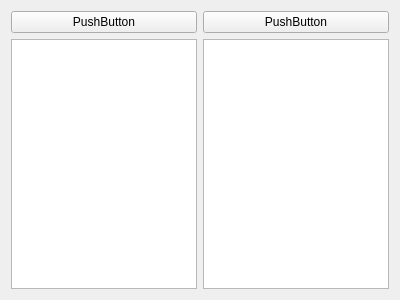
First picture: the form in src/components/canrawfilter/gui/canrawfilter.ui, repository GENIVI/CANdevStudio, before the edit.
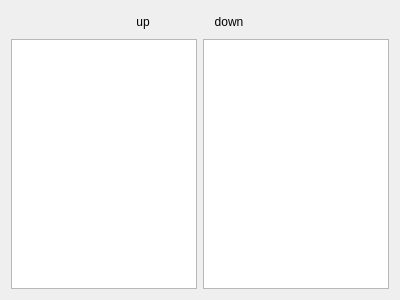
Second picture: the form after the edit. Icons and pictures are not drawn.

Diff of the .ui file:
```diff
--- a/src/components/canrawfilter/gui/canrawfilter.ui
+++ b/src/components/canrawfilter/gui/canrawfilter.ui
@@ -14,43 +14,118 @@
    <string>CanRawFilter</string>
   </property>
   <layout class="QVBoxLayout" name="verticalLayout">
+   <item>
+    <layout class="QHBoxLayout" name="horizontalLayout_2">
+     <item>
+      <widget class="QPushButton" name="pbAdd">
+       <property name="text">
+        <string/>
+       </property>
+       <property name="icon">
+        <iconset resource="../../../../CANdevResources.qrc">
+         <normaloff>:/images/files/images/light/CANbus_icon_Add.svg</normaloff>:/images/files/images/light/CANbus_icon_Add.svg</iconset>
+       </property>
+       <property name="iconSize">
+        <size>
+         <width>32</width>
+         <height>32</height>
+        </size>
+       </property>
+       <property name="flat">
+        <bool>true</bool>
+       </property>
+      </widget>
+     </item>
+     <item>
+      <widget class="QPushButton" name="pbRemve">
+       <property name="text">
+        <string/>
+       </property>
+       <property name="icon">
+        <iconset resource="../../../../CANdevResources.qrc">
+         <normaloff>:/images/files/images/light/CANbus_icon_Remove.svg</normaloff>:/images/files/images/light/CANbus_icon_Remove.svg</iconset>
+       </property>
+       <property name="iconSize">
+        <size>
+         <width>32</width>
+         <height>32</height>
+        </size>
+       </property>
+       <property name="flat">
+        <bool>true</bool>
+       </property>
+      </widget>
+     </item>
+     <item>
+      <widget class="QPushButton" name="pushButton">
+       <property name="text">
+        <string>up</string>
+       </property>
+       <property name="flat">
+        <bool>true</bool>
+       </property>
+      </widget>
+     </item>
+     <item>
+      <widget class="QPushButton" name="pushButton_2">
+       <property name="text">
+        <string>down</string>
+       </property>
+       <property name="flat">
+        <bool>true</bool>
+       </property>
+      </widget>
+     </item>
+     <item>
+      <spacer name="horizontalSpacer">
+       <property name="orientation">
+        <enum>Qt::Horizontal</enum>
+       </property>
+       <property name="sizeHint" stdset="0">
+        <size>
+         <width>40</width>
+         <height>20</height>
+        </size>
+       </property>
+      </spacer>
+     </item>
+     <item>
+      <widget class="QPushButton" name="pbDockUndock">
+       <property name="text">
+        <string/>
+       </property>
+       <property name="icon">
+        <iconset resource="../../../../CANdevResources.qrc">
+         <normaloff>:/images/files/images/light/CANbus_icon_Undock.svg</normaloff>:/images/files/images/light/CANbus_icon_Undock.svg</iconset>
+       </property>
+       <property name="iconSize">
+        <size>
+         <width>32</width>
+         <height>32</height>
+        </size>
+       </property>
+       <property name="flat">
+        <bool>true</bool>
+       </property>
+      </widget>
+     </item>
+    </layout>
+   </item>
    <item>
     <layout class="QHBoxLayout" name="horizontalLayout">
      <item>
-      <layout class="QVBoxLayout" name="verticalLayout_3">
-       <item>
-        <layout class="QHBoxLayout" name="horizontalLayout_4">
-         <item>
-          <widget class="QPushButton" name="pushButton_2">
-           <property name="text">
-            <string>PushButton</string>
-           </property>
-          </widget>
-         </item>
-        </layout>
-       </item>
-       <item>
-        <widget class="QTableView" name="tableView"/>
-       </item>
-      </layout>
+      <widget class="QTableView" name="rxTv">
+       <property name="selectionMode">
+        <enum>QAbstractItemView::NoSelection</enum>
+       </property>
+      </widget>
      </item>
      <item>
-      <layout class="QVBoxLayout" name="verticalLayout_2">
-       <item>
-        <layout class="QHBoxLayout" name="horizontalLayout_2">
-         <item>
-          <widget class="QPushButton" name="pushButton">
-           <property name="text">
-            <string>PushButton</string>
-           </property>
-          </widget>
-         </item>
-        </layout>
-       </item>
-       <item>
-        <widget class="QTableView" name="tableView_2"/>
-       </item>
-      </layout>
+      <widget class="QTableView" name="txTv">
+       <property name="selectionMode">
+        <enum>QAbstractItemView::NoSelection</enum>
+       </property>
+      </widget>
      </item>
     </layout>
    </item>
```
Left out of the diff: 4 changed lines with no effect on the pictures.
